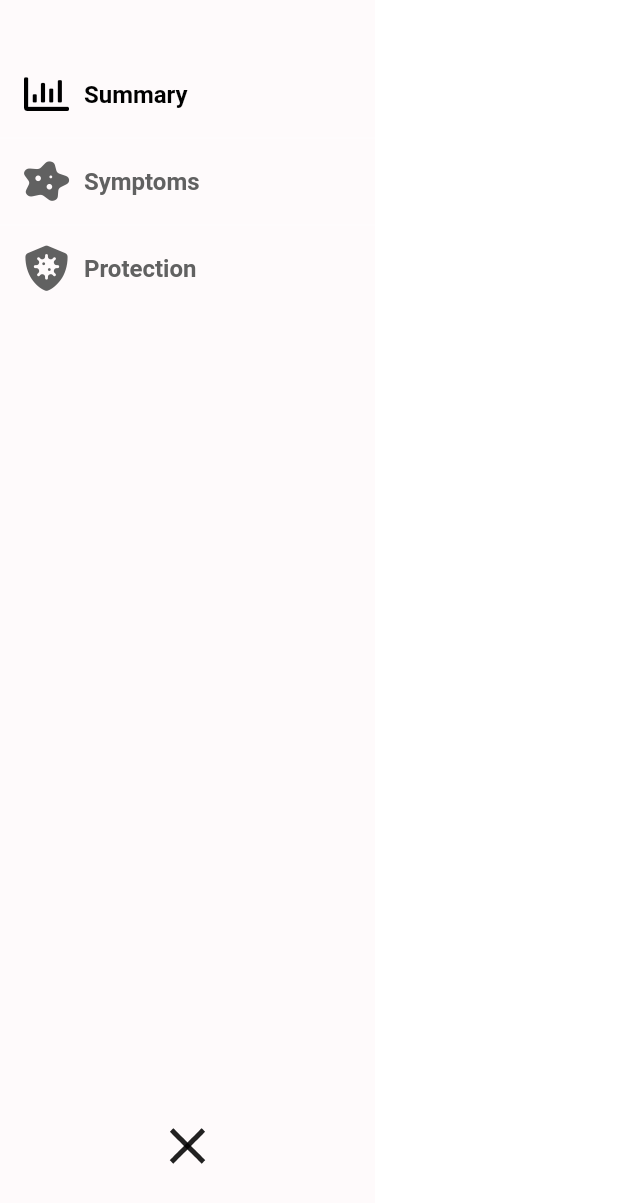
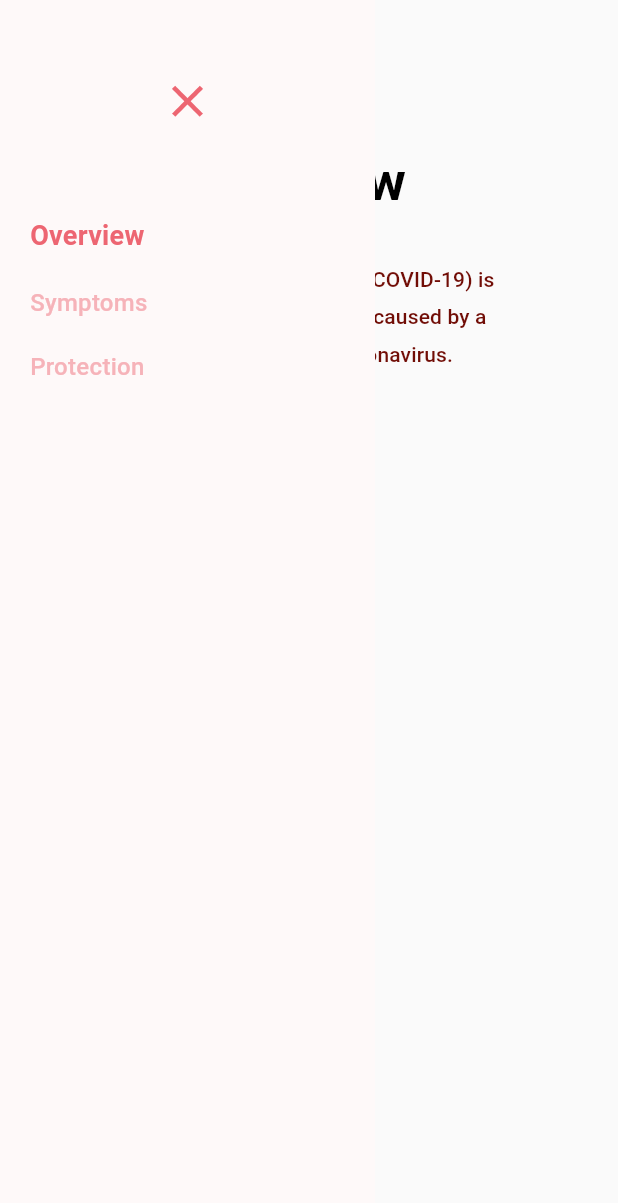
Before and after one commit to KeiShadow/Cz-covid19-tracker-app, a Flutter app: the screen it shows after launch, on a phone screen of 412 x 824 dp. Shown: the top 1203 px of the screen. Run offline on Flutter 3.47's test engine with Material 2 defaults, Android fonts, the phone set to English and light mode, and no system bars; our stand-ins replace font_awesome_flutter, shared_preferences; missing offline and left inert: shared_preferences_web; Roboto replaces fonts that are missing (DM Sans).

Commit message:
Text was added, removing icons from drawer by design.

```diff
--- a/assets/i18n/cs.json
+++ b/assets/i18n/cs.json
@@ -1,4 +1,9 @@
 {
+  "overview": "Přehled",
+  "symptoms": "Symptomy",
+  "protection": "Protekce",
+  "covid19Subtitle": "Nemoc Covid-19",
+  "whatIsCovid": "COVID-19 je označení pro infekční onemocnění způsobené nově objeveným koronavirem.",
   "totallyConfirmedCases": "Potvrzené případy celkem",
   "confirmedCases": "Potvrzené případy",
   "activeCases": "Aktivní případy",
--- a/assets/i18n/en.json
+++ b/assets/i18n/en.json
@@ -1,4 +1,9 @@
 {
+  "overview": "Overview",
+  "symptoms": "Symptoms",
+  "protection": "Protection",
+  "covid19Subtitle": "Covid-19 Disease",
+  "whatIsCovid": "Coronavirus disease (COVID-19) is an infectious disease caused by a newly discovered coronavirus.",
   "totallyConfirmedCases": "Confirmed cases totally",
   "confirmedCases": "Confirmed cases",
   "activeCases": "Active cases",
--- /dev/null
+++ b/lib/config/themes/color_config.dart
@@ -0,0 +1,34 @@
+import 'package:flutter/cupertino.dart';
+
+Map<int, Color> getSwatch(Color color) {
+  final hslColor = HSLColor.fromColor(color);
+  final lightness = hslColor.lightness;
+
+  /// if [500] is the default color, there are at LEAST five
+  /// steps below [500]. (i.e. 400, 300, 200, 100, 50.) A
+  /// divisor of 5 would mean [50] is a lightness of 1.0 or
+  /// a color of #ffffff. A value of six would be near white
+  /// but not quite.
+  final lowDivisor = 6;
+
+  /// if [500] is the default color, there are at LEAST four
+  /// steps above [500]. A divisor of 4 would mean [900] is
+  /// a lightness of 0.0 or color of #000000
+  final highDivisor = 5;
+
+  final lowStep = (1.0 - lightness) / lowDivisor;
+  final highStep = lightness / highDivisor;
+
+  return {
+    50: (hslColor.withLightness(lightness + (lowStep * 5))).toColor(),
+    100: (hslColor.withLightness(lightness + (lowStep * 4))).toColor(),
+    200: (hslColor.withLightness(lightness + (lowStep * 3))).toColor(),
+    300: (hslColor.withLightness(lightness + (lowStep * 2))).toColor(),
+    400: (hslColor.withLightness(lightness + lowStep)).toColor(),
+    500: (hslColor.withLightness(lightness)).toColor(),
+    600: (hslColor.withLightness(lightness - highStep)).toColor(),
+    700: (hslColor.withLightness(lightness - (highStep * 2))).toColor(),
+    800: (hslColor.withLightness(lightness - (highStep * 3))).toColor(),
+    900: (hslColor.withLightness(lightness - (highStep * 4))).toColor(),
+  };
+}
--- a/lib/config/themes/light_theme.dart
+++ b/lib/config/themes/light_theme.dart
@@ -1,22 +1,18 @@
+import 'package:covid19_stats/config/themes/theme.dart';
 import 'package:flutter/material.dart';
 
 ThemeData lightTheme = ThemeData(
-  scaffoldBackgroundColor: Colors.white,
-  primarySwatch: Colors.grey,
-  primaryColor: Colors.grey,
-  brightness: Brightness.light,
-  backgroundColor: Colors.grey[200],
-  accentColor: Colors.white,
-  accentIconTheme: IconThemeData(color: Colors.white),
-  dividerColor: Colors.white54,
-  cardColor: Colors.white,
-  shadowColor: Colors.grey.withOpacity(0.2),
+  primaryColor: primaryColor,
+  fontFamily: 'DM Sans',
   textTheme: TextTheme(
     headline6: TextStyle(
-        fontSize: 30.0,
-        fontWeight: FontWeight.w800,
-        letterSpacing: 2.0,
+        fontSize: 36.0,
+        fontWeight: FontWeight.w700,
+        letterSpacing: 1.5,
         color: Colors.black),
-    subtitle1: TextStyle(fontSize: 14.0, color: Colors.red),
+    subtitle1: TextStyle(
+        fontSize: 12.0, color: primaryColor, fontWeight: FontWeight.w700),
+    subtitle2:
+        TextStyle(fontSize: 14.0, color: secondaryColor.shade800, height: 1.8),
   ),
 );
--- /dev/null
+++ b/lib/config/themes/theme.dart
@@ -0,0 +1,27 @@
+import 'package:covid19_stats/config/themes/color_config.dart';
+import 'package:flutter/cupertino.dart';
+import 'package:flutter/material.dart';
+
+//Colors
+Color drawerBackground = Color.fromARGB(90, 252, 238, 239);
+MaterialColor primaryColor =
+    MaterialColor(Color(0xFFED6672).value, getSwatch(Color(0xFFED6672)));
+MaterialColor secondaryColor =
+    MaterialColor(Color(0xFFF44336).value, getSwatch(Color(0xFFF44336)));
+
+//TextStyles
+TextStyle listTileDefaultTextStyle = TextStyle(
+    color: primaryColor.shade200,
+    fontSize: 16,
+    fontWeight: FontWeight.w500,
+    fontFamily: 'DM Sans',
+    letterSpacing: 0.2,
+    height: 1.4);
+TextStyle listSelectedTextStyle = TextStyle(
+    color: primaryColor,
+    fontSize: 18,
+    fontWeight: FontWeight.bold,
+    fontStyle: FontStyle.normal,
+    fontFamily: 'DM Sans',
+    letterSpacing: 0.2,
+    height: 1.4);
--- a/lib/model/navigation_model.dart
+++ b/lib/model/navigation_model.dart
@@ -4,13 +4,13 @@ import 'package:font_awesome_flutter/font_awesome_flutter.dart';
 class NavigationModel {
   String? title;
   IconData? iconData;
+
   NavigationModel({this.title, this.iconData});
 }
 
+List<NavigationModel> navigationItems = [
+  NavigationModel(title: 'overview', iconData: FontAwesomeIcons.chartBar),
+  NavigationModel(title: 'symptoms', iconData: FontAwesomeIcons.disease),
+  NavigationModel(title: 'protection', iconData: FontAwesomeIcons.shieldVirus),
+];
 //TODO: Localization
-
-List<NavigationModel> navigationItems = [
-  NavigationModel(title: 'Summary', iconData: FontAwesomeIcons.chartBar),
-  NavigationModel(title: 'Symptoms', iconData: FontAwesomeIcons.disease),
-  NavigationModel(title: 'Protection', iconData: FontAwesomeIcons.shieldVirus),
-];
--- a/lib/views/main.dart
+++ b/lib/views/main.dart
@@ -1,6 +1,6 @@
 import 'package:covid19_stats/Localization/app_localizations.dart';
 import 'package:covid19_stats/config/themes/light_theme.dart';
-import 'package:covid19_stats/views/covid_summary_view.dart';
+import 'package:covid19_stats/views/summary_view/overview_view.dart';
 import 'package:covid19_stats/widgets/navigation_drawer/collapsing_navigation_drawer.dart';
 import 'package:flutter/material.dart';
 import 'package:flutter_localizations/flutter_localizations.dart';
@@ -37,9 +37,11 @@ class HomeScreen extends StatelessWidget {
         // fit: StackFit.passthrough,
         children: [
           Padding(
-              padding: EdgeInsets.only(left: 100, top: 100.0),
+              padding: EdgeInsets.only(left: 110, top: 100.0),
               child: CovidSummaryView()),
-          CollapsingNavigationDrawer(),
+          Container(
+              decoration: BoxDecoration(color: Colors.white),
+              child: CollapsingNavigationDrawer()),
         ],
       ), // This trailing comma makes auto-formatting nicer for build methods.
     );
--- a/lib/views/covid_summary_view.dart
+++ b/lib/views/summary_view/overview_view.dart
@@ -1,3 +1,5 @@
+import 'package:covid19_stats/Localization/app_localizations.dart';
+
 import 'package:flutter/cupertino.dart';
 import 'package:flutter/material.dart';
 
@@ -10,9 +12,17 @@ class _CovidSummaryViewState extends State<CovidSummaryView> {
   @override
   Widget build(BuildContext context) {
     return Column(
+      crossAxisAlignment: CrossAxisAlignment.start,
       children: [
+        Text(
+          AppLocalizations.of(context)!.translate('overview'),
+          style: Theme.of(context).textTheme.headline6,
+        ),
+        SizedBox(
+          height: 5,
+        ),
         TopHeaderView(context),
-        //Fetch api
+        // TODO: Graph
       ],
     );
   }
@@ -21,24 +31,21 @@ class _CovidSummaryViewState extends State<CovidSummaryView> {
 Widget TopHeaderView(context) {
   return Container(
     height: 150.0,
+    width: 220.0,
     child: Column(
-      mainAxisAlignment: MainAxisAlignment.spaceBetween,
       crossAxisAlignment: CrossAxisAlignment.start,
       children: [
-        Text(
-          'Summary',
-          style: Theme.of(context).textTheme.headline6,
-        ),
         //Subtext
         Text(
-          'Covid-19 Disease',
+          AppLocalizations.of(context)!.translate('covid19Subtitle'),
           style: Theme.of(context).textTheme.subtitle1,
         ),
+        SizedBox(
+          height: 10,
+        ),
         //InfoText
-        Text('INFO'),
-        //Graf
-        Text('Covid cases'),
-        //Fetch api
+        Text(AppLocalizations.of(context)!.translate('whatIsCovid'),
+            style: Theme.of(context).textTheme.subtitle2),
       ],
     ),
   );
--- a/lib/widgets/navigation_drawer/collapsing_list_tile.dart
+++ b/lib/widgets/navigation_drawer/collapsing_list_tile.dart
@@ -1,10 +1,11 @@
+import 'package:covid19_stats/config/themes/theme.dart';
 import 'package:flutter/cupertino.dart';
 import 'package:flutter/material.dart';
 import 'package:font_awesome_flutter/font_awesome_flutter.dart';
 
 class CollapsingListTile extends StatefulWidget {
   final String? title;
-  final IconData? iconData;
+
   final AnimationController? animationController;
   final bool? isSelected;
   final Function? onTap;
@@ -12,7 +13,6 @@ class CollapsingListTile extends StatefulWidget {
   CollapsingListTile(
       {Key? key,
       @required this.title,
-      @required this.iconData,
       @required this.animationController,
       this.isSelected,
       this.onTap})
@@ -29,7 +29,7 @@ class _CollapsingListTileState extends State<CollapsingListTile> {
   void initState() {
     super.initState();
     widthAnimation =
-        Tween<double>(begin: 250, end: 75).animate(widget.animationController!);
+        Tween<double>(begin: 250, end: 65).animate(widget.animationController!);
   }
 
   @override
@@ -37,42 +37,24 @@ class _CollapsingListTileState extends State<CollapsingListTile> {
     return InkWell(
       onTap: () => widget.onTap!,
       child: Container(
-        width: widthAnimation.value,
+        width: widthAnimation.value + 40,
         margin: EdgeInsets.symmetric(horizontal: 8.0),
-        padding: EdgeInsets.symmetric(horizontal: 8.0, vertical: 8.0),
+        padding: EdgeInsets.symmetric(vertical: 8.0, horizontal: 2.0),
         child: Row(
           children: [
-            FaIcon(
-              widget.iconData!,
-              size: 30.0,
-              color: widget.isSelected!
-                  ? changeSelectedColorIcon(context)
-                  : changeunSelectedColorIcon(context),
+            SizedBox(width: 10),
+            RotatedBox(
+              quarterTurns: (widthAnimation.value >= 220) ? 0 : 1,
+              child: Text(
+                widget.title!,
+                style: widget.isSelected!
+                    ? listSelectedTextStyle
+                    : listTileDefaultTextStyle,
+              ),
             ),
-            SizedBox(width: 10),
-            (widthAnimation.value >= 220)
-                ? Text(
-                    widget.title!,
-                    style: TextStyle(
-                        fontSize: 16,
-                        fontWeight: FontWeight.w600,
-                        color: widget.isSelected!
-                            ? changeSelectedColorIcon(context)
-                            : changeunSelectedColorIcon(context)),
-                  )
-                : Container(),
           ],
         ),
       ),
     );
   }
-
-  Color changeSelectedColorIcon(context) =>
-      Theme.of(context).brightness == Brightness.light
-          ? Colors.black
-          : Colors.white;
-  Color changeunSelectedColorIcon(context) =>
-      Theme.of(context).brightness == Brightness.light
-          ? Colors.grey.shade700
-          : Colors.white60;
 }
--- a/lib/widgets/navigation_drawer/collapsing_navigation_drawer.dart
+++ b/lib/widgets/navigation_drawer/collapsing_navigation_drawer.dart
@@ -1,3 +1,5 @@
+import 'package:covid19_stats/Localization/app_localizations.dart';
+import 'package:covid19_stats/config/themes/theme.dart';
 import 'package:covid19_stats/model/navigation_model.dart';
 import 'package:covid19_stats/widgets/navigation_drawer/collapsing_list_tile.dart';
 import 'package:flutter/cupertino.dart';
@@ -12,7 +14,7 @@ class CollapsingNavigationDrawer extends StatefulWidget {
 class _CollapsingNavigationDrawerState extends State<CollapsingNavigationDrawer>
     with SingleTickerProviderStateMixin {
   double maxWidth = 250;
-  double minWidth = 75;
+  double minWidth = 65;
   bool isCollapsed = false;
   late AnimationController _animationController;
   late Animation<double> widthAnimation;
@@ -21,7 +23,7 @@ class _CollapsingNavigationDrawerState extends State<CollapsingNavigationDrawer>
   void initState() {
     super.initState();
     _animationController =
-        AnimationController(vsync: this, duration: Duration(milliseconds: 300));
+        AnimationController(vsync: this, duration: Duration(milliseconds: 350));
     widthAnimation = Tween<double>(begin: maxWidth, end: minWidth)
         .animate(_animationController);
   }
@@ -36,32 +38,13 @@ class _CollapsingNavigationDrawerState extends State<CollapsingNavigationDrawer>
   Widget getWidget(context, widget) {
     return Container(
       width: widthAnimation.value,
-      color: Color.fromARGB(255, 254, 250, 251),
+      color: drawerBackground,
       child: Column(
-        mainAxisAlignment: MainAxisAlignment.spaceBetween,
+        crossAxisAlignment: CrossAxisAlignment.center,
         children: [
-          SizedBox(
-            height: 40,
-          ),
-          Expanded(
-            child: ListView.separated(
-                itemCount: navigationItems.length,
-                separatorBuilder: (context, counter) {
-                  return Divider(
-                    height: 12.0,
-                  );
-                },
-                itemBuilder: (context, counter) {
-                  return CollapsingListTile(
-                    onTap: () {},
-                    isSelected: currentSelectedIndex == counter,
-                    title: navigationItems[counter].title!,
-                    iconData: navigationItems[counter].iconData!,
-                    animationController: _animationController,
-                  );
-                }),
-          ),
-          InkWell(
+          Padding(
+            padding: const EdgeInsets.only(top: 50.0),
+            child: InkWell(
               onTap: () {
                 setState(() {
                   isCollapsed = !isCollapsed;
@@ -73,15 +56,31 @@ class _CollapsingNavigationDrawerState extends State<CollapsingNavigationDrawer>
               child: AnimatedIcon(
                 icon: AnimatedIcons.close_menu,
                 progress: _animationController,
-              size: 40,
-              color: Theme.of(context).brightness == Brightness.light
-                  ? Colors.black87
-                  : Colors.white,
+                size: 35,
+                color: primaryColor,
               ),
             ),
-          SizedBox(
-            height: 40,
-          )
+          ),
+          Expanded(
+            child: Padding(
+              padding: const EdgeInsets.only(top: 50.0),
+              child: ListView.separated(
+                  itemCount: navigationItems.length,
+                  separatorBuilder: (context, counter) {
+                    return SizedBox(
+                        height: widthAnimation.value >= maxWidth ? 5.0 : 50.0);
+                  },
+                  itemBuilder: (context, counter) {
+                    return CollapsingListTile(
+                      onTap: () {},
+                      isSelected: currentSelectedIndex == counter,
+                      title: AppLocalizations.of(context)!
+                          .translate(navigationItems[counter].title!),
+                      animationController: _animationController,
+                    );
+                  }),
+            ),
+          ),
         ],
       ),
     );
```
Also changed, not shown: 2 other files. Lines whose indentation alone changed are shown as unchanged.
